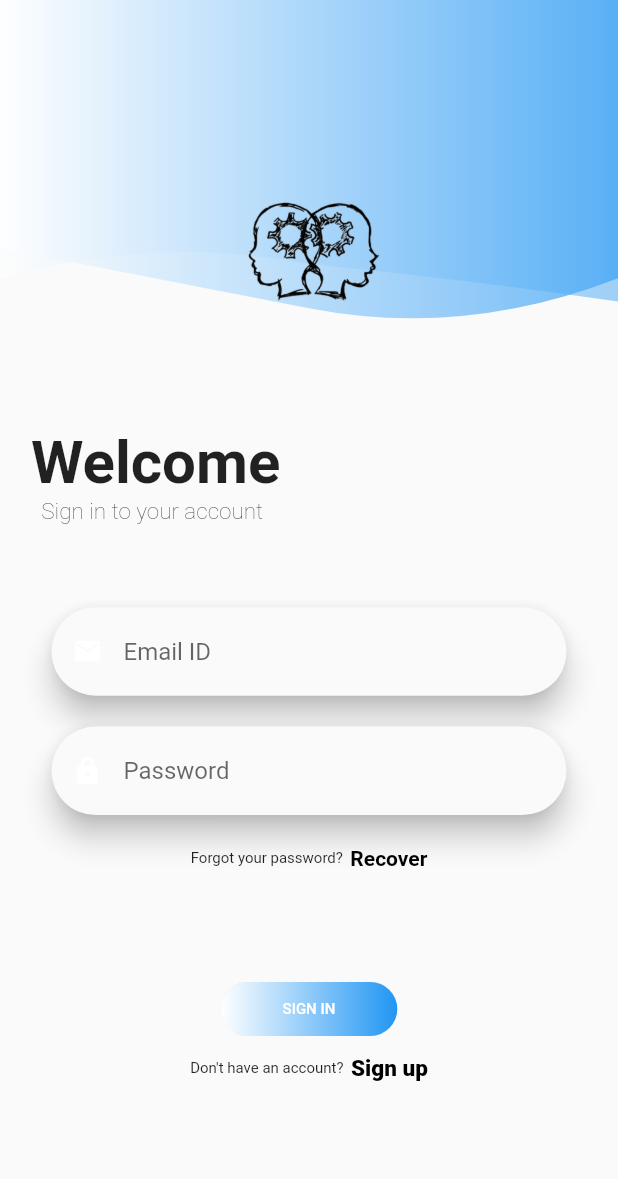
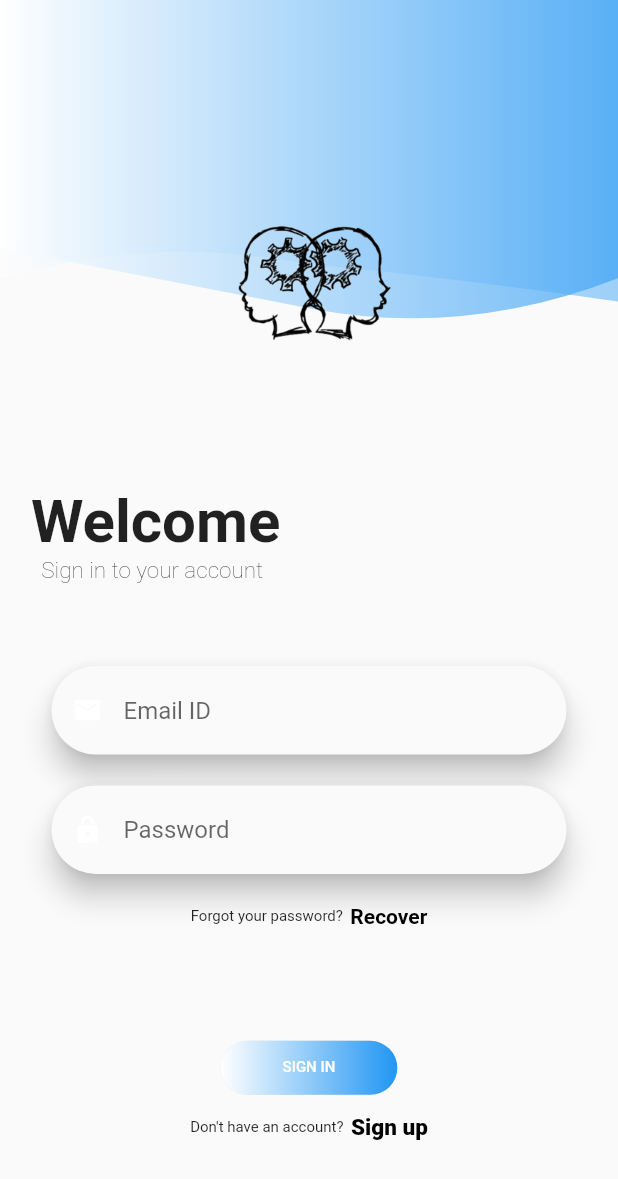
Before and after one commit to Harkunwar/LanguageTransferFlutter, a Flutter app: the screen it shows after launch, on a phone screen of 412 x 824 dp. Shown: the top 1179 px of the screen. Run offline on Flutter 3.47's test engine with Material 2 defaults, Android fonts, the phone set to English and light mode, and no system bars.

Commit message:
UI changes

```diff
--- a/lib/src/ui/screens/login.dart
+++ b/lib/src/ui/screens/login.dart
@@ -83,8 +83,8 @@ class LoginScreen extends StatelessWidget {
                   : (medium ? size.height / 25 : size.height / 20)),
           child: Image.asset(
             'assets/images/login.png',
-            height: size.height / 3.5,
-            width: size.width / 3.5,
+            height: size.height / 3.0,
+            width: size.width / 3.0,
           ),
         ),
       ],
```
